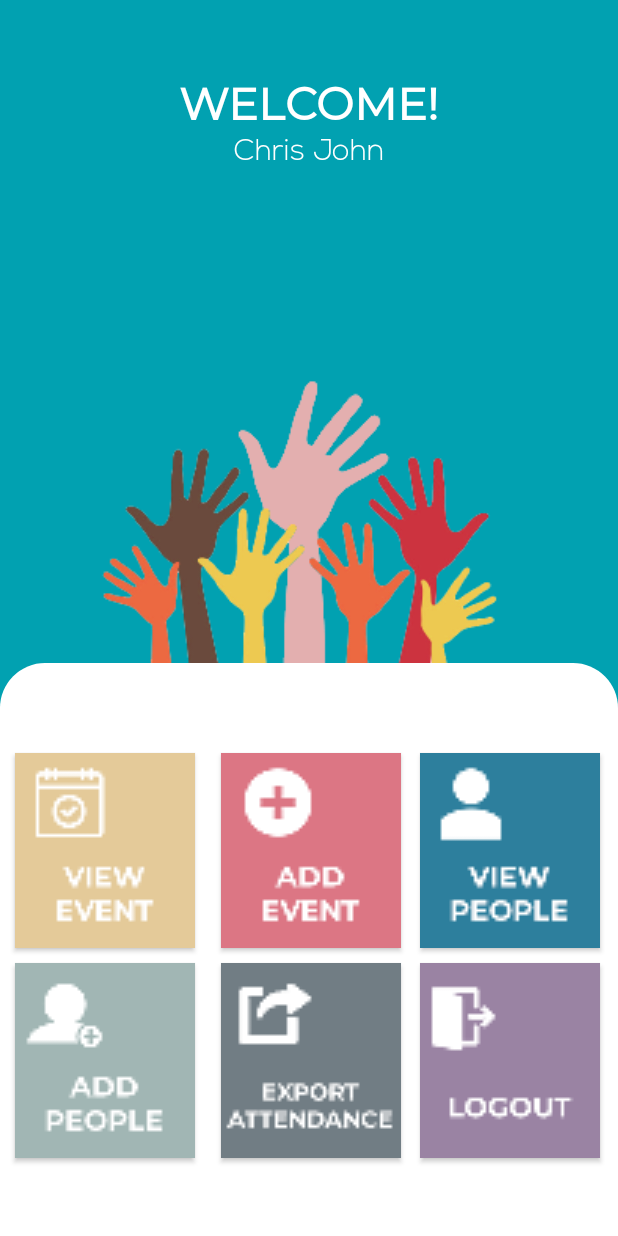
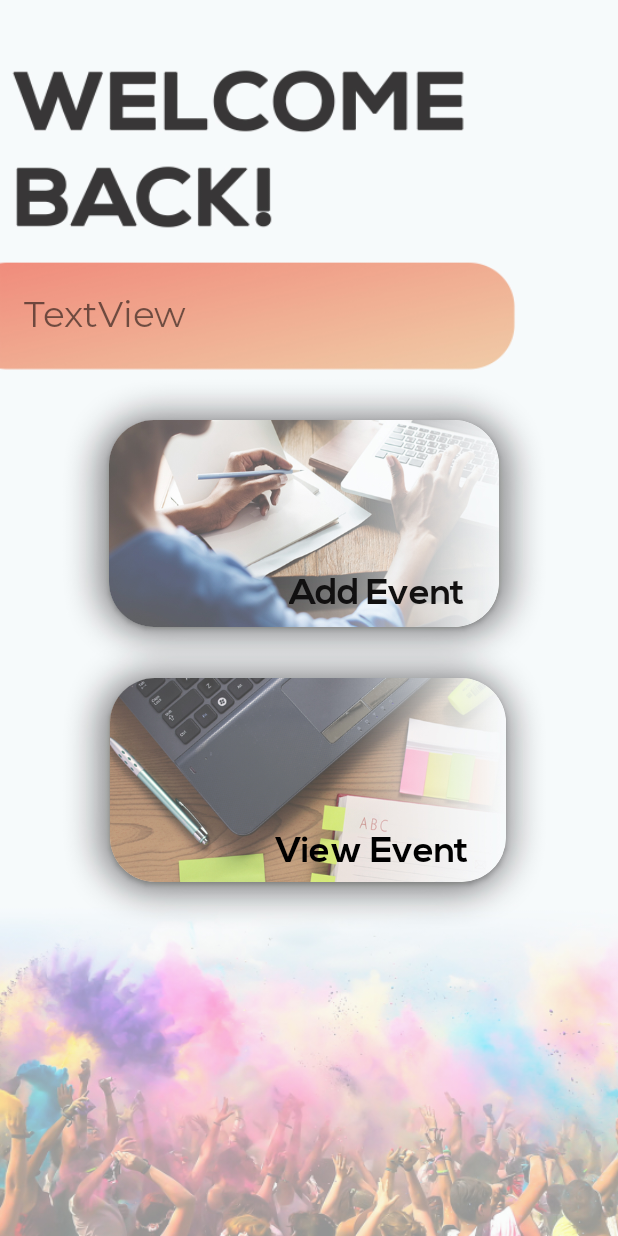
Before and after one commit to JhopatSantiago/SayPresent, an Android app: the Dashboard screen opened directly, with no data from a screen before it, on a phone screen of 412 x 824 dp. Run offline under Robolectric (Android 15) with nearby library versions, the phone set to English and light mode, and no system bars; our stand-ins replace Firebase (no records; nobody signed in at launch, a user with empty details on screens opened directly).

Commit message:
UPDATE: UI Dashboard (Revamped)

```diff
--- a/app/build.gradle
+++ b/app/build.gradle
@@ -37,4 +37,6 @@ dependencies {
     implementation 'com.google.firebase:firebase-ml-vision:21.0.0'
     implementation 'com.getbase:floatingactionbutton:1.10.1'
     implementation 'com.github.clans:fab:1.6.4'
+    implementation 'com.google.android.material:material:1.2.0-alpha02'
+    implementation 'androidx.legacy:legacy-support-v4:1.0.0'
 }
--- a/app/src/main/java/com/example/saypresent/Dashboard.java
+++ b/app/src/main/java/com/example/saypresent/Dashboard.java
@@ -6,6 +6,7 @@ import androidx.appcompat.app.AppCompatActivity;
 import android.content.Intent;
 import android.os.Bundle;
 import android.util.Log;
+import android.widget.ImageView;
 import android.widget.TextView;
 
 import com.example.saypresent.controller.OrganizerController;
@@ -28,8 +29,8 @@ public class Dashboard extends AppCompatActivity {
     private Organizer organizerAttribute;
     private OrganizerController organizerController = new OrganizerController();
     private TextView dashboard_name;
-    Button addEvent;
-    Button eventView;
+    ImageView addEvent;
+    ImageView eventView;
     private GetOrganizerInterface getOrganizerInterface;
     private Database database = new Database();
 
@@ -53,7 +54,7 @@ public class Dashboard extends AppCompatActivity {
                 startActivity(intent);
             }
         });
-        addEvent = findViewById(R.id.addEvent);
+        addEvent = (ImageView) findViewById(R.id.addEvent);
         addEvent.setOnClickListener(new View.OnClickListener() {
             @Override
             public void onClick(View v) {
--- /dev/null
+++ b/app/src/main/res/drawable/ic_menu.xml
@@ -0,0 +1,5 @@
+<vector android:height="24dp" android:tint="#FFFFFF"
+    android:viewportHeight="24.0" android:viewportWidth="24.0"
+    android:width="24dp" xmlns:android="http://schemas.android.com/apk/res/android">
+    <path android:fillColor="#FF000000" android:pathData="M3,18h18v-2L3,16v2zM3,13h18v-2L3,11v2zM3,6v2h18L21,6L3,6z"/>
+</vector>
--- a/app/src/main/res/layout/activity_dashboard.xml
+++ b/app/src/main/res/layout/activity_dashboard.xml
@@ -4,131 +4,83 @@
     xmlns:tools="http://schemas.android.com/tools"
     android:layout_width="match_parent"
     android:layout_height="match_parent"
-    android:background="@color/teal"
+    android:background="@drawable/new_dashboard"
     tools:context=".Dashboard">
 
-    <TextView
-        android:id="@+id/textView3"
-        android:layout_width="wrap_content"
-        android:layout_height="wrap_content"
-        android:fontFamily="@font/montserrat_regular"
-        android:text="WELCOME!"
-        android:textColor="#FFFFFF"
-        android:textSize="30sp"
-        android:textStyle="bold"
+    <androidx.cardview.widget.CardView
+        android:layout_width="264dp"
+        android:layout_height="136dp"
+        app:cardCornerRadius="30dp"
         app:layout_constraintBottom_toBottomOf="parent"
         app:layout_constraintEnd_toEndOf="parent"
+        app:layout_constraintHorizontal_bias="0.496"
         app:layout_constraintStart_toStartOf="parent"
         app:layout_constraintTop_toTopOf="parent"
-        app:layout_constraintVertical_bias="0.062" />
+        app:layout_constraintVertical_bias="0.657">
 
-    <ImageView
-        android:id="@+id/imageView4"
-        android:layout_width="402dp"
-        android:layout_height="314dp"
-        android:layout_marginTop="92dp"
+        <ImageView
+            android:id="@+id/viewEvent"
+            android:layout_width="match_parent"
+            android:layout_height="match_parent"
+            android:clickable="true"
+            android:scaleType="centerCrop"
+            android:src="@drawable/new_eventbutton" />
+
+        <TextView
+            android:id="@+id/textView12"
+            android:layout_width="wrap_content"
+            android:layout_height="wrap_content"
+            android:layout_marginLeft="110dp"
+            android:layout_marginTop="100dp"
+            android:fontFamily="@font/nexa_bold"
+            android:text="View Event"
+            android:textColor="#000000"
+            android:textSize="24sp" />
+
+    </androidx.cardview.widget.CardView>
+
+    <androidx.cardview.widget.CardView
+        android:layout_width="260dp"
+        android:layout_height="138dp"
+        app:cardCornerRadius="30dp"
         app:layout_constraintBottom_toBottomOf="parent"
         app:layout_constraintEnd_toEndOf="parent"
-        app:layout_constraintHorizontal_bias="0.0"
+        app:layout_constraintHorizontal_bias="0.48"
         app:layout_constraintStart_toStartOf="parent"
         app:layout_constraintTop_toTopOf="parent"
-        app:layout_constraintVertical_bias="0.268"
-        app:srcCompat="@drawable/raise_hands_2" />
+        app:layout_constraintVertical_bias="0.408" >
+        <ImageView
+            android:id="@+id/addEvent"
+            android:layout_width="match_parent"
+            android:layout_height="match_parent"
+            android:clickable="true"
+            android:scaleType="centerCrop"
+            android:src="@drawable/new_addeventbutton" />
 
-    <LinearLayout
-        android:id="@+id/linearLayout"
-        android:layout_width="412dp"
-        android:layout_height="382dp"
-        android:background="@drawable/background_dashboardmenu"
-        app:layout_constraintBottom_toBottomOf="parent"
-        app:layout_constraintEnd_toEndOf="parent"
-        app:layout_constraintHorizontal_bias="0.428"
-        app:layout_constraintStart_toStartOf="parent"
-        app:layout_constraintTop_toBottomOf="@+id/textView3"
-        app:layout_constraintVertical_bias="1.0">
+        <TextView
+            android:id="@+id/textView11"
+            android:layout_width="wrap_content"
+            android:layout_height="wrap_content"
+            android:layout_marginLeft="120dp"
+            android:layout_marginTop="100dp"
+            android:fontFamily="@font/nexa_bold"
+            android:text="Add Event"
+            android:textColor="#111010"
+            android:textSize="24sp" />
 
-        <LinearLayout
-            android:layout_width="137dp"
-            android:layout_height="411dp"
-            android:orientation="vertical">
-
-            <Button
-                android:id="@+id/viewEvent"
-                android:layout_width="120dp"
-                android:layout_height="130dp"
-                android:layout_marginLeft="10dp"
-                android:layout_marginTop="60dp"
-                android:background="@drawable/event_icon" />
-
-            <Button
-                android:id="@+id/addPeople"
-                android:layout_width="120dp"
-                android:layout_height="130dp"
-                android:layout_marginLeft="10dp"
-                android:layout_marginTop="10dp"
-                android:background="@drawable/add_person" />
-
-        </LinearLayout>
-
-        <LinearLayout
-            android:layout_width="137dp"
-            android:layout_height="match_parent"
-            android:orientation="vertical">
-
-            <Button
-                android:id="@+id/addEvent"
-                android:layout_width="120dp"
-                android:layout_height="130dp"
-                android:layout_marginLeft="10dp"
-                android:layout_marginTop="60dp"
-                android:background="@drawable/add_icon" />
-
-            <Button
-                android:id="@+id/exportAttendance"
-                android:layout_width="120dp"
-                android:layout_height="130dp"
-                android:layout_marginLeft="10dp"
-                android:layout_marginTop="10dp"
-                android:background="@drawable/export" />
-        </LinearLayout>
-
-        <LinearLayout
-            android:layout_width="137dp"
-            android:layout_height="match_parent"
-            android:orientation="vertical">
-
-            <Button
-                android:id="@+id/viewPeople"
-                android:layout_width="120dp"
-                android:layout_height="130dp"
-                android:layout_marginLeft="5dp"
-                android:layout_marginTop="60dp"
-                android:background="@drawable/person_icon" />
-
-            <Button
-                android:id="@+id/logout"
-                android:layout_width="120dp"
-                android:layout_height="130dp"
-                android:layout_marginLeft="5dp"
-                android:layout_marginTop="10dp"
-                android:background="@drawable/logout_icon" />
-        </LinearLayout>
-    </LinearLayout>
+    </androidx.cardview.widget.CardView>
 
     <TextView
         android:id="@+id/dashboardFN"
-        android:layout_width="125dp"
-        android:layout_height="30dp"
-        android:fontFamily="@font/nexa_light"
-        android:text="Chris John"
-        android:textAlignment="center"
-        android:textColor="#ffffff"
-        android:textSize="20dp"
-        app:layout_constraintBottom_toBottomOf="@+id/linearLayout"
+        android:layout_width="303dp"
+        android:layout_height="37dp"
+        android:fontFamily="@font/montserrat_regular"
+        android:text="TextView"
+        android:textSize="24sp"
+        app:layout_constraintBottom_toBottomOf="parent"
         app:layout_constraintEnd_toEndOf="parent"
+        app:layout_constraintHorizontal_bias="0.148"
         app:layout_constraintStart_toStartOf="parent"
-        app:layout_constraintTop_toBottomOf="@+id/textView3"
-        app:layout_constraintVertical_bias="0.0" />
-
-
+        app:layout_constraintTop_toTopOf="parent"
+        app:layout_constraintVertical_bias="0.245" />
 </androidx.constraintlayout.widget.ConstraintLayout>
--- a/app/src/main/res/values/styles.xml
+++ b/app/src/main/res/values/styles.xml
@@ -29,4 +29,9 @@
 <!--        <item name="android:layout_height">1dp</item>-->
 <!--        <item name="android:background">?android:attr/listDivider</item>-->
 <!--    </style>-->
+    <style name="AppTheme.AppBarDashboard" parent="Theme.MaterialComponents.Light.DarkActionBar">
+        <item name="colorPrimary">@color/colorSecondaryUser</item>
+        <item name="colorPrimaryDark">@color/colorPrimaryUser</item>
+        <item name="colorAccent">@color/colorAccentUser</item>
+    </style>
 </resources>
```
Also changed, not shown: app/src/main/AndroidManifest.xml (+4 -3 lines), app/src/main/res/drawable-xxhdpi/new_addeventbutton.jpg (added), app/src/main/res/drawable-xxhdpi/new_dashboard.jpg (added), app/src/main/res/drawable-xxhdpi/new_eventbutton.jpg (added).
